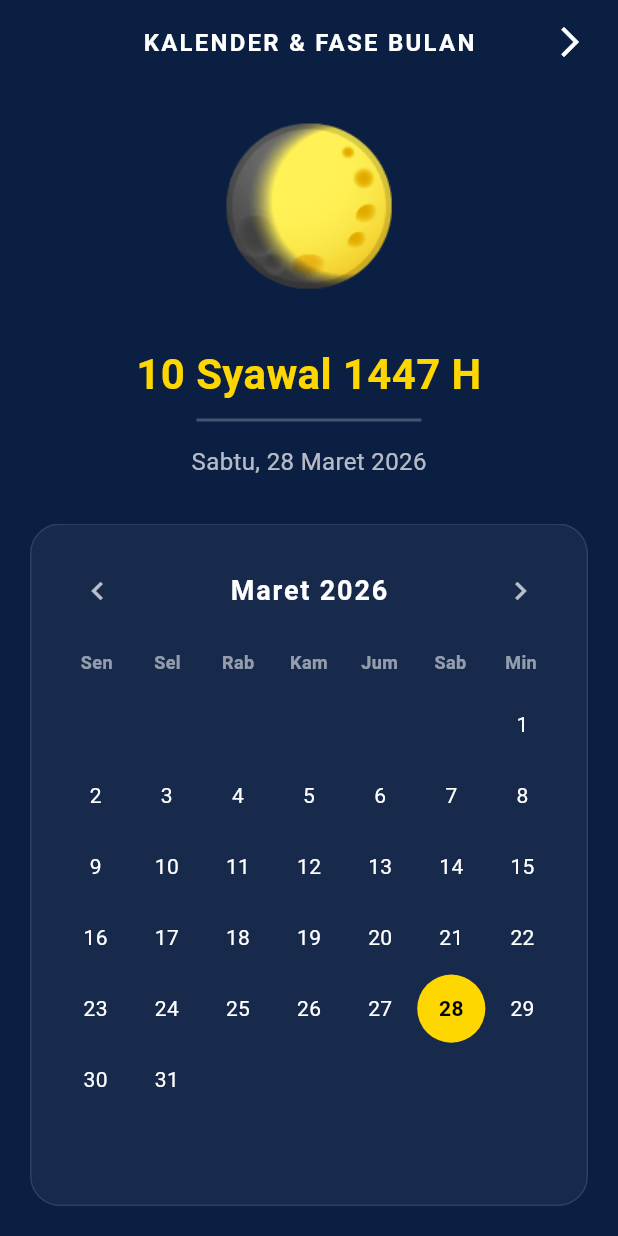
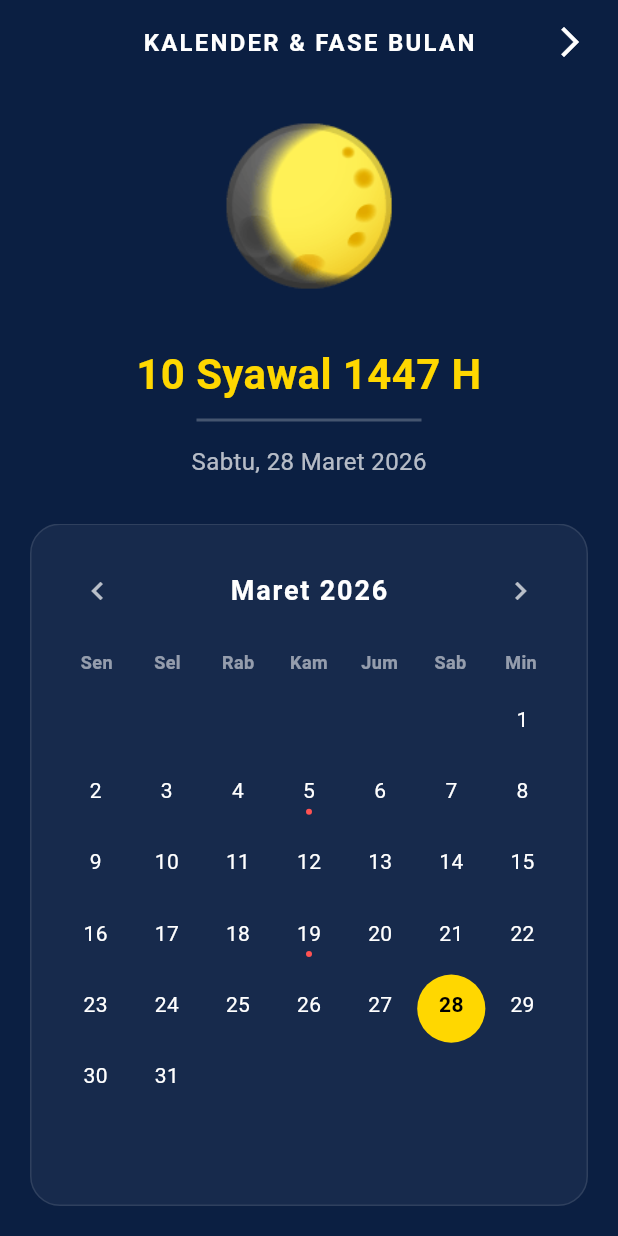
Before and after one commit to SainzLab/Kompas-Kiblat, a Flutter app: the KalenderPage screen opened directly, on a phone screen of 412 x 824 dp. Run offline on Flutter 3.47's test engine with Material 3 defaults, Android fonts, the phone set to English and light mode, and no system bars; our stand-ins replace flutter_compass, geocoding, geolocator, hijri, permission_handler.

Commit message:
updt tasbih & penyesuaian UI

```diff
--- a/lib/kalender_page.dart
+++ b/lib/kalender_page.dart
@@ -60,6 +60,20 @@ class _KalenderPageState extends State<KalenderPage> {
     return '🌑';
   }
 
+  String _getHariBesar(int hDay, int hMonth) {
+    if (hMonth == 1 && hDay == 1) return "Tahun Baru Islam";
+    if (hMonth == 1 && hDay == 10) return "Puasa Asyura";
+    if (hMonth == 3 && hDay == 12) return "Maulid Nabi Muhammad SAW";
+    if (hMonth == 7 && hDay == 27) return "Isra' Mi'raj";
+    if (hMonth == 9 && hDay == 1) return "Awal Ramadhan";
+    if (hMonth == 9 && hDay == 17) return "Nuzulul Qur'an";
+    if (hMonth == 10 && hDay == 1) return "Idul Fitri";
+    if (hMonth == 12 && hDay == 9) return "Puasa Arafah";
+    if (hMonth == 12 && hDay == 10) return "Idul Adha";
+    if (hMonth == 12 && (hDay >= 11 && hDay <= 13)) return "Hari Tasyrik";
+    return "";
+  }
+
   @override
   Widget build(BuildContext context) {
     String moonIcon = _getMoonPhaseIcon(_selectedHijri.hDay);
@@ -67,6 +81,7 @@ class _KalenderPageState extends State<KalenderPage> {
     String namaHari = _hariMasehi[_selectedDate.weekday];
     String namaBulanMasehi = _bulanMasehi[_selectedDate.month];
     String formattedMasehi = '$namaHari, ${_selectedDate.day} $namaBulanMasehi ${_selectedDate.year}';
+    String teksHariBesar = _getHariBesar(_selectedHijri.hDay, _selectedHijri.hMonth);
 
     return Scaffold(
       backgroundColor: const Color(0xFF0B1F42),
@@ -112,6 +127,28 @@ class _KalenderPageState extends State<KalenderPage> {
               ),
               textAlign: TextAlign.center,
             ),
+
+            if (teksHariBesar.isNotEmpty)
+              Padding(
+                padding: const EdgeInsets.only(top: 8.0),
+                child: Container(
+                  padding: const EdgeInsets.symmetric(horizontal: 12, vertical: 4),
+                  decoration: BoxDecoration(
+                    color: Colors.redAccent.withOpacity(0.2),
+                    borderRadius: BorderRadius.circular(12),
+                    border: Border.all(color: Colors.redAccent.withOpacity(0.5)),
+                  ),
+                  child: Text(
+                    teksHariBesar,
+                    style: const TextStyle(
+                      color: Colors.redAccent,
+                      fontWeight: FontWeight.bold,
+                      fontSize: 14,
+                    ),
+                  ),
+                ),
+              ),
+
             const SizedBox(height: 10),
 
             Container(
@@ -235,6 +272,9 @@ class _KalenderPageState extends State<KalenderPage> {
                 int tanggalBerapa = index - (hariPertama - 2);
                 DateTime cellDate = DateTime(tahun, bulan, tanggalBerapa);
 
+                HijriCalendar cellHijri = HijriCalendar.fromDate(cellDate);
+                bool hasEvent = _getHariBesar(cellHijri.hDay, cellHijri.hMonth).isNotEmpty;
+
                 bool isSelected = (cellDate.year == _selectedDate.year) &&
                                   (cellDate.month == _selectedDate.month) &&
                                   (cellDate.day == _selectedDate.day);
@@ -247,7 +287,7 @@ class _KalenderPageState extends State<KalenderPage> {
                   onTap: () {
                     setState(() {
                       _selectedDate = cellDate;
-                      _selectedHijri = HijriCalendar.fromDate(_selectedDate);
+                      _selectedHijri = cellHijri;
                     });
                   },
                   child: Container(
@@ -258,8 +298,11 @@ class _KalenderPageState extends State<KalenderPage> {
                           ? Border.all(color: const Color(0xFFFFD700), width: 1.5)
                           : null,
                     ),
-                    child: Center(
-                      child: Text(
+
+                    child: Column(
+                      mainAxisAlignment: MainAxisAlignment.center,
+                      children: [
+                        Text(
                           tanggalBerapa.toString(),
                           style: TextStyle(
                             color: isSelected ? Colors.black : Colors.white,
@@ -267,6 +310,19 @@ class _KalenderPageState extends State<KalenderPage> {
                             fontSize: 14,
                           ),
                         ),
+                        const SizedBox(height: 2),
+
+                        Container(
+                          width: 4,
+                          height: 4,
+                          decoration: BoxDecoration(
+                            color: hasEvent
+                                ? (isSelected ? Colors.red : Colors.redAccent)
+                                : Colors.transparent,
+                            shape: BoxShape.circle,
+                          ),
+                        ),
+                      ],
                     ),
                   ),
                 );
```
Lines whose indentation alone changed are shown as unchanged.
